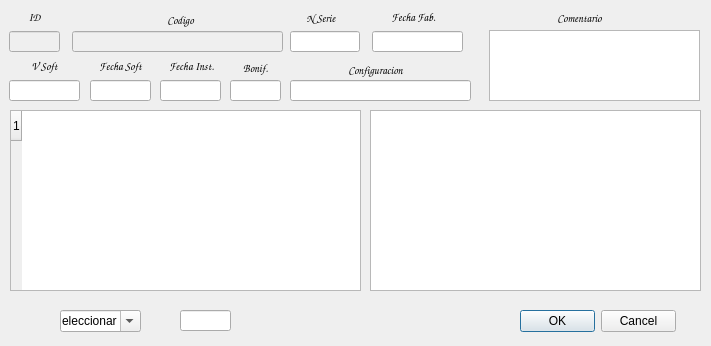
First picture: the form in reparacioneseditar.ui, repository Matias2178/Sistema_Postventa, before the edit.
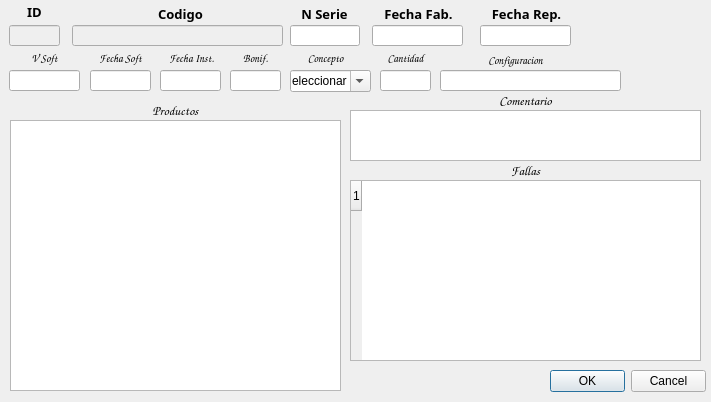
Second picture: the form after the edit.

Commit message: Borrado de codigo innecesario Genera un excel con datos para los informes de reparacion Se carga la cantidad en 1 cuando se crea la pantalla de reparaciones y guarda en la base de datos

```diff
--- a/reparacioneseditar.ui
+++ b/reparacioneseditar.ui
@@ -7,7 +7,7 @@
     <x>0</x>
     <y>0</y>
     <width>711</width>
-    <height>346</height>
+    <height>402</height>
    </rect>
   </property>
   <property name="windowTitle">
@@ -16,8 +16,8 @@
   <widget class="QDialogButtonBox" name="buttonBox">
    <property name="geometry">
     <rect>
-     <x>520</x>
-     <y>310</y>
+     <x>550</x>
+     <y>370</y>
      <width>156</width>
      <height>23</height>
     </rect>
@@ -32,8 +32,8 @@
   <widget class="QLabel" name="lID_11">
    <property name="geometry">
     <rect>
-     <x>290</x>
-     <y>60</y>
+     <x>430</x>
+     <y>50</y>
      <width>171</width>
      <height>20</height>
     </rect>
@@ -57,7 +57,7 @@
    <property name="geometry">
     <rect>
      <x>9</x>
-     <y>58</y>
+     <y>50</y>
      <width>71</width>
      <height>16</height>
     </rect>
@@ -81,7 +81,7 @@
    <property name="geometry">
     <rect>
      <x>9</x>
-     <y>80</y>
+     <y>70</y>
      <width>71</width>
      <height>21</height>
     </rect>
@@ -125,10 +125,10 @@
   <widget class="QTableWidget" name="Productos">
    <property name="geometry">
     <rect>
-     <x>370</x>
-     <y>110</y>
+     <x>10</x>
+     <y>120</y>
      <width>331</width>
-     <height>181</height>
+     <height>271</height>
     </rect>
    </property>
    <property name="styleSheet">
@@ -147,12 +147,15 @@
    <property name="selectionBehavior">
     <enum>QAbstractItemView::SelectRows</enum>
    </property>
+   <property name="sortingEnabled">
+    <bool>true</bool>
+   </property>
   </widget>
   <widget class="QTableWidget" name="Fallas">
    <property name="geometry">
     <rect>
-     <x>10</x>
-     <y>110</y>
+     <x>350</x>
+     <y>180</y>
      <width>351</width>
      <height>181</height>
     </rect>
@@ -176,7 +179,7 @@
    <property name="geometry">
     <rect>
      <x>9</x>
-     <y>31</y>
+     <y>25</y>
      <width>51</width>
      <height>21</height>
     </rect>
@@ -212,15 +215,15 @@
    <property name="geometry">
     <rect>
      <x>9</x>
-     <y>9</y>
+     <y>4</y>
      <width>51</width>
      <height>16</height>
     </rect>
    </property>
    <property name="font">
     <font>
-     <family>Comic Sans MS</family>
-     <pointsize>8</pointsize>
+     <family>Lucida Sans Typewriter</family>
+     <pointsize>10</pointsize>
      <weight>75</weight>
      <bold>true</bold>
     </font>
@@ -239,7 +242,7 @@
    <property name="geometry">
     <rect>
      <x>72</x>
-     <y>31</y>
+     <y>25</y>
      <width>211</width>
      <height>21</height>
     </rect>
@@ -275,7 +278,7 @@
    <property name="geometry">
     <rect>
      <x>290</x>
-     <y>31</y>
+     <y>25</y>
      <width>70</width>
      <height>21</height>
     </rect>
@@ -305,7 +308,7 @@
    <property name="geometry">
     <rect>
      <x>372</x>
-     <y>31</y>
+     <y>25</y>
      <width>91</width>
      <height>21</height>
     </rect>
@@ -337,16 +340,16 @@
   <widget class="QLabel" name="label_12">
    <property name="geometry">
     <rect>
-     <x>300</x>
-     <y>10</y>
-     <width>42</width>
-     <height>16</height>
+     <x>294</x>
+     <y>4</y>
+     <width>61</width>
+     <height>20</height>
     </rect>
    </property>
    <property name="font">
     <font>
-     <family>Comic Sans MS</family>
-     <pointsize>8</pointsize>
+     <family>Lucida Sans Typewriter</family>
+     <pointsize>10</pointsize>
      <weight>75</weight>
      <bold>true</bold>
     </font>
@@ -361,16 +364,16 @@
   <widget class="QLabel" name="label_11">
    <property name="geometry">
     <rect>
-     <x>383</x>
-     <y>9</y>
-     <width>61</width>
-     <height>16</height>
+     <x>373</x>
+     <y>4</y>
+     <width>91</width>
+     <height>20</height>
     </rect>
    </property>
    <property name="font">
     <font>
-     <family>Comic Sans MS</family>
-     <pointsize>8</pointsize>
+     <family>Lucida Sans Typewriter</family>
+     <pointsize>10</pointsize>
      <weight>75</weight>
      <bold>true</bold>
     </font>
@@ -386,7 +389,7 @@
    <property name="geometry">
     <rect>
      <x>90</x>
-     <y>80</y>
+     <y>70</y>
      <width>61</width>
      <height>21</height>
     </rect>
@@ -419,7 +422,7 @@
    <property name="geometry">
     <rect>
      <x>160</x>
-     <y>80</y>
+     <y>70</y>
      <width>61</width>
      <height>21</height>
     </rect>
@@ -452,7 +455,7 @@
    <property name="geometry">
     <rect>
      <x>230</x>
-     <y>80</y>
+     <y>70</y>
      <width>51</width>
      <height>21</height>
     </rect>
@@ -484,8 +487,8 @@
   <widget class="QLineEdit" name="Configuracion">
    <property name="geometry">
     <rect>
-     <x>290</x>
-     <y>80</y>
+     <x>440</x>
+     <y>70</y>
      <width>181</width>
      <height>21</height>
     </rect>
@@ -517,10 +520,10 @@
   <widget class="QTextEdit" name="Observ">
    <property name="geometry">
     <rect>
-     <x>489</x>
-     <y>30</y>
-     <width>211</width>
-     <height>71</height>
+     <x>350</x>
+     <y>110</y>
+     <width>351</width>
+     <height>51</height>
     </rect>
    </property>
    <property name="html">
@@ -534,16 +537,16 @@
   <widget class="QLabel" name="label_14">
    <property name="geometry">
     <rect>
-     <x>550</x>
-     <y>10</y>
-     <width>59</width>
-     <height>16</height>
+     <x>360</x>
+     <y>90</y>
+     <width>331</width>
+     <height>20</height>
     </rect>
    </property>
    <property name="font">
     <font>
      <family>Comic Sans MS</family>
-     <pointsize>8</pointsize>
+     <pointsize>10</pointsize>
      <weight>75</weight>
      <bold>true</bold>
     </font>
@@ -559,7 +562,7 @@
    <property name="geometry">
     <rect>
      <x>90</x>
-     <y>58</y>
+     <y>50</y>
      <width>61</width>
      <height>16</height>
     </rect>
@@ -583,7 +586,7 @@
    <property name="geometry">
     <rect>
      <x>160</x>
-     <y>58</y>
+     <y>50</y>
      <width>63</width>
      <height>16</height>
     </rect>
@@ -607,7 +610,7 @@
    <property name="geometry">
     <rect>
      <x>230</x>
-     <y>60</y>
+     <y>50</y>
      <width>51</width>
      <height>16</height>
     </rect>
@@ -631,15 +634,15 @@
    <property name="geometry">
     <rect>
      <x>80</x>
-     <y>10</y>
+     <y>4</y>
      <width>201</width>
      <height>20</height>
     </rect>
    </property>
    <property name="font">
     <font>
-     <family>Comic Sans MS</family>
-     <pointsize>8</pointsize>
+     <family>Lucida Sans Typewriter</family>
+     <pointsize>10</pointsize>
      <weight>75</weight>
      <bold>true</bold>
     </font>
@@ -654,8 +657,8 @@
   <widget class="QComboBox" name="Concepto">
    <property name="geometry">
     <rect>
-     <x>60</x>
-     <y>310</y>
+     <x>290</x>
+     <y>70</y>
      <width>81</width>
      <height>22</height>
     </rect>
@@ -672,8 +675,8 @@
   <widget class="QLineEdit" name="Cantidad">
    <property name="geometry">
     <rect>
-     <x>180</x>
-     <y>310</y>
+     <x>380</x>
+     <y>70</y>
      <width>51</width>
      <height>21</height>
     </rect>
@@ -702,6 +705,159 @@
     <set>Qt::AlignCenter</set>
    </property>
   </widget>
+  <widget class="QLabel" name="lID_22">
+   <property name="geometry">
+    <rect>
+     <x>300</x>
+     <y>50</y>
+     <width>51</width>
+     <height>16</height>
+    </rect>
+   </property>
+   <property name="font">
+    <font>
+     <family>Comic Sans MS</family>
+     <pointsize>8</pointsize>
+     <weight>75</weight>
+     <bold>true</bold>
+    </font>
+   </property>
+   <property name="text">
+    <string>Concepto</string>
+   </property>
+   <property name="alignment">
+    <set>Qt::AlignCenter</set>
+   </property>
+  </widget>
+  <widget class="QLabel" name="lID_23">
+   <property name="geometry">
+    <rect>
+     <x>380</x>
+     <y>50</y>
+     <width>51</width>
+     <height>16</height>
+    </rect>
+   </property>
+   <property name="font">
+    <font>
+     <family>Comic Sans MS</family>
+     <pointsize>8</pointsize>
+     <weight>75</weight>
+     <bold>true</bold>
+    </font>
+   </property>
+   <property name="text">
+    <string>Cantidad</string>
+   </property>
+   <property name="alignment">
+    <set>Qt::AlignCenter</set>
+   </property>
+  </widget>
+  <widget class="QLabel" name="label_15">
+   <property name="geometry">
+    <rect>
+     <x>481</x>
+     <y>4</y>
+     <width>91</width>
+     <height>20</height>
+    </rect>
+   </property>
+   <property name="font">
+    <font>
+     <family>Lucida Sans Typewriter</family>
+     <pointsize>10</pointsize>
+     <weight>75</weight>
+     <bold>true</bold>
+    </font>
+   </property>
+   <property name="text">
+    <string>Fecha Rep.</string>
+   </property>
+   <property name="alignment">
+    <set>Qt::AlignCenter</set>
+   </property>
+  </widget>
+  <widget class="QLineEdit" name="FechaReparacion">
+   <property name="geometry">
+    <rect>
+     <x>480</x>
+     <y>25</y>
+     <width>91</width>
+     <height>21</height>
+    </rect>
+   </property>
+   <property name="font">
+    <font>
+     <family>Times New Roman</family>
+     <pointsize>10</pointsize>
+     <weight>75</weight>
+     <bold>true</bold>
+    </font>
+   </property>
+   <property name="contextMenuPolicy">
+    <enum>Qt::DefaultContextMenu</enum>
+   </property>
+   <property name="layoutDirection">
+    <enum>Qt::LeftToRight</enum>
+   </property>
+   <property name="styleSheet">
+    <string notr="true"/>
+   </property>
+   <property name="text">
+    <string/>
+   </property>
+   <property name="alignment">
+    <set>Qt::AlignCenter</set>
+   </property>
+  </widget>
+  <widget class="QLabel" name="label_16">
+   <property name="geometry">
+    <rect>
+     <x>360</x>
+     <y>160</y>
+     <width>331</width>
+     <height>20</height>
+    </rect>
+   </property>
+   <property name="font">
+    <font>
+     <family>Comic Sans MS</family>
+     <pointsize>10</pointsize>
+     <weight>75</weight>
+     <bold>true</bold>
+    </font>
+   </property>
+   <property name="text">
+    <string>Fallas</string>
+   </property>
+   <property name="alignment">
+    <set>Qt::AlignCenter</set>
+   </property>
+  </widget>
+  <widget class="QLabel" name="label_19">
+   <property name="geometry">
+    <rect>
+     <x>10</x>
+     <y>100</y>
+     <width>331</width>
+     <height>20</height>
+    </rect>
+   </property>
+   <property name="font">
+    <font>
+     <family>Comic Sans MS</family>
+     <pointsize>10</pointsize>
+     <weight>75</weight>
+     <bold>true</bold>
+    </font>
+   </property>
+   <property name="text">
+    <string>Productos</string>
+   </property>
+   <property name="alignment">
+    <set>Qt::AlignCenter</set>
+   </property>
+  </widget>
  </widget>
  <resources/>
  <connections>
```
The commit also changes 16 other files.
